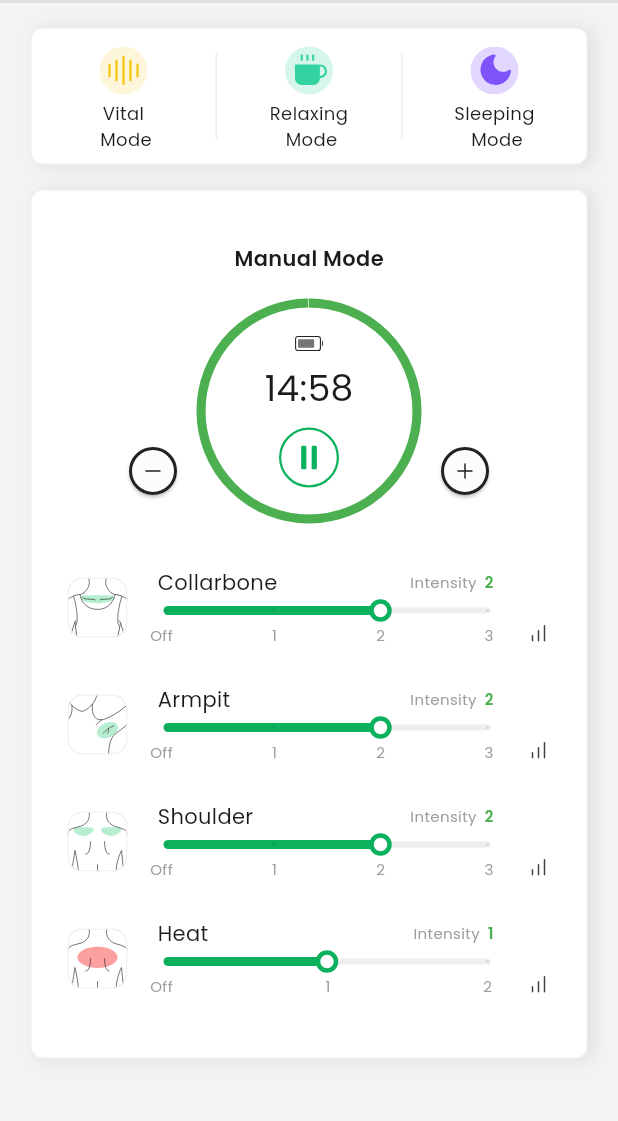
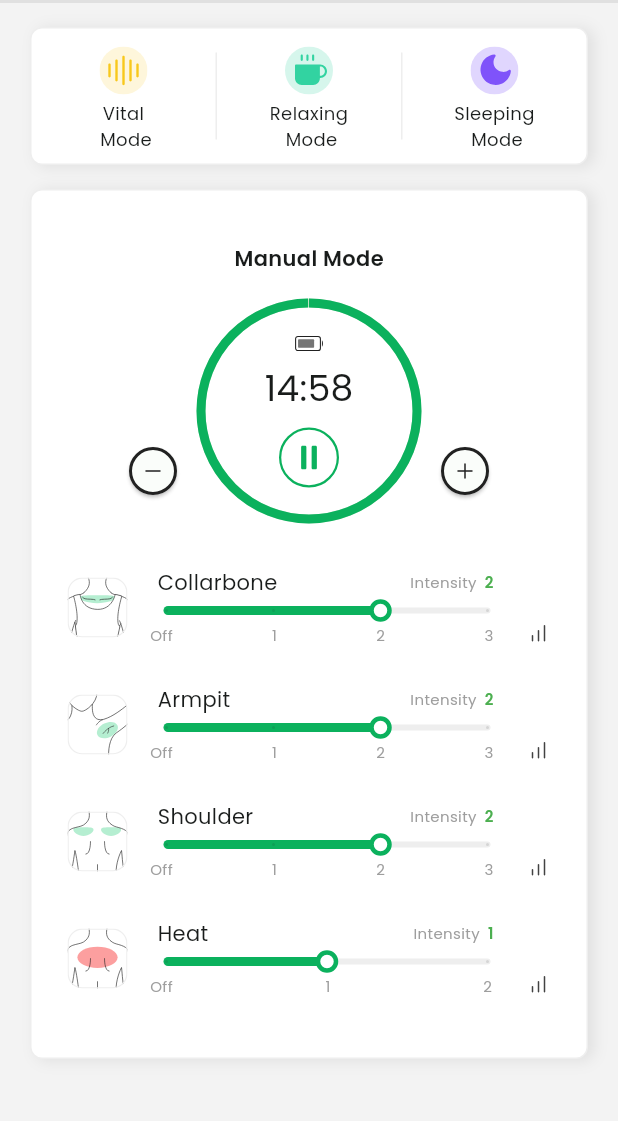
Before and after one commit to kwakdeung/lymphowear_remote_app, a Flutter app: the HomeDefault screen opened directly, after a tap on an icon or button, on a phone screen of 412 x 824 dp, the part 81-1202 px from its top. Run offline on Flutter 3.47's test engine with Material 2 defaults, Android fonts, the phone set to English and light mode, and no system bars; our stand-ins replace flutter_svg.

Commit message:
CircularProgressIndicator 디자인 수정중

```diff
--- a/lib/components/home/circularindicator.dart
+++ b/lib/components/home/circularindicator.dart
@@ -105,7 +105,7 @@
                     backgroundColor: Colors.green[100],
                     strokeWidth: 6,
                     valueColor:
-                        const AlwaysStoppedAnimation<Color>(Colors.green),
+                        const AlwaysStoppedAnimation<Color>(Color(0xff0BB15D)),
                   ),
                 ),
                 Positioned(
```
